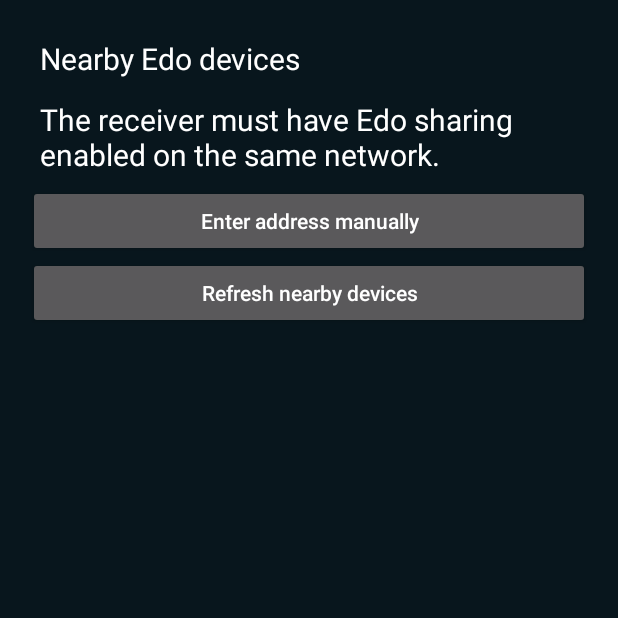
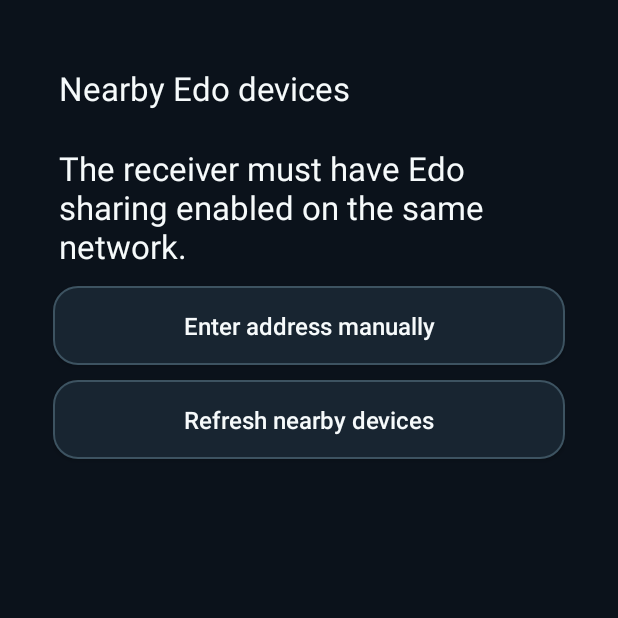
Before and after one commit to Subaru771/EDO, an Android app: the PeerDiscoveryActivity screen opened directly, with no data from a screen before it, on a phone screen of 412 x 824 dp, the top half of it. Run offline under Robolectric (Android 15) with nearby library versions, the phone set to English and light mode, and no system bars.

Commit message:
Refresh nearby-device TV picker with consistent remote-focused controls

```diff
--- a/app/src/main/java/com/dropwave/tv/PeerDiscoveryActivity.java
+++ b/app/src/main/java/com/dropwave/tv/PeerDiscoveryActivity.java
@@ -12,6 +12,13 @@ import java.util.*;
 
 /** Native remote-friendly peer picker; requires the other Edo server to be on the same LAN. */
 public final class PeerDiscoveryActivity extends Activity {
+    private static final int BG=Color.rgb(11,18,27), PANEL=Color.rgb(24,37,49);
+    private static final int BORDER=Color.rgb(61,83,97), WHITE=Color.rgb(246,250,251);
+    private int dp(float v){return (int)(v*getResources().getDisplayMetrics().density+0.5f);}
+    private android.graphics.drawable.GradientDrawable surface(int fill,int border){
+        android.graphics.drawable.GradientDrawable d=new android.graphics.drawable.GradientDrawable();
+        d.setColor(fill);d.setCornerRadius(dp(16));d.setStroke(dp(1),border);return d;
+    }
     private NsdManager nsd;
     private NsdManager.DiscoveryListener discovery;
     private LinearLayout list;
@@ -19,14 +26,20 @@ public final class PeerDiscoveryActivity extends Activity {
     private final Set<String> shown=new HashSet<>();
     private String fileId;
     @Override public void onCreate(Bundle b){super.onCreate(b);fileId=getIntent().getStringExtra("fileId");
-        ScrollView scroll=new ScrollView(this);scroll.setBackgroundColor(Color.rgb(8,22,29));
-        list=new LinearLayout(this);list.setOrientation(1);list.setPadding(28,28,28,28);scroll.addView(list);
+        ScrollView scroll=new ScrollView(this);scroll.setBackgroundColor(BG);
+        list=new LinearLayout(this);list.setOrientation(1);list.setPadding(dp(35),dp(32),dp(35),dp(35));scroll.addView(list);
         title("Nearby Edo devices");title("The receiver must have Edo sharing enabled on the same network.");
         button("Enter address manually",()->manual(null));button("Refresh nearby devices",this::restart);
         setContentView(scroll);restart();
     }
-    private void title(String s){TextView t=new TextView(this);t.setText(s);t.setTextColor(Color.WHITE);t.setTextSize(20);t.setPadding(12,10,12,10);list.addView(t);}
-    private void button(String label,Runnable action){Button b=new Button(this);b.setText(label);b.setAllCaps(false);b.setFocusable(true);b.setOnClickListener(v->action.run());list.addView(b);}
+    private void title(String s){TextView t=new TextView(this);t.setText(s);t.setTextColor(WHITE);t.setTextSize(22);t.setPadding(dp(4),dp(12),dp(4),dp(12));list.addView(t);}
+    private void button(String label,Runnable action){
+        Button b=new Button(this);b.setText(label);b.setAllCaps(false);b.setFocusable(true);b.setTextSize(16);b.setTextColor(WHITE);
+        b.setPadding(dp(16),dp(15),dp(16),dp(15));b.setBackground(surface(PANEL,BORDER));
+        LinearLayout.LayoutParams lp=new LinearLayout.LayoutParams(-1,-2);lp.setMargins(0,0,0,dp(10));list.addView(b,lp);
+        b.setOnFocusChangeListener((v,focus)->{b.setBackground(surface(focus?WHITE:PANEL,focus?WHITE:BORDER));b.setTextColor(focus?BG:WHITE);});
+        b.setOnClickListener(v->action.run());
+    }
     private void restart(){stopDiscovery();shown.clear();try{
         nsd=(NsdManager)getSystemService(NSD_SERVICE);
         discovery=new NsdManager.DiscoveryListener(){
```
